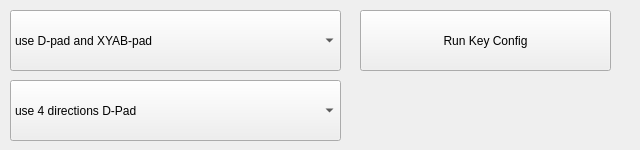
First picture: the form in AntSnesQt/controlsettings.ui, repository Summeli/AntSnes, before the edit.
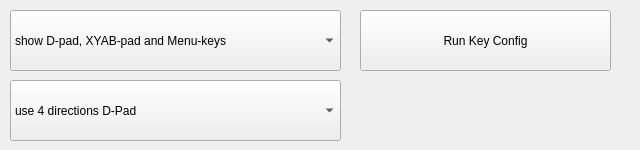
Second picture: the form after the edit.

Commit message: removed unused ui files from header includes and added a setting to disable only overlapping parts from the buttons

Patch:
```diff
--- a/AntSnesQt/controlsettings.ui
+++ b/AntSnesQt/controlsettings.ui
@@ -53,7 +53,7 @@
    </property>
    <item>
     <property name="text">
-     <string>use D-pad and XYAB-pad</string>
+     <string>show D-pad, XYAB-pad and Menu-keys</string>
     </property>
    </item>
    <item>
```
Left out of the diff: 7 changed lines with no effect on the pictures. The commit also changes 5 other files.
